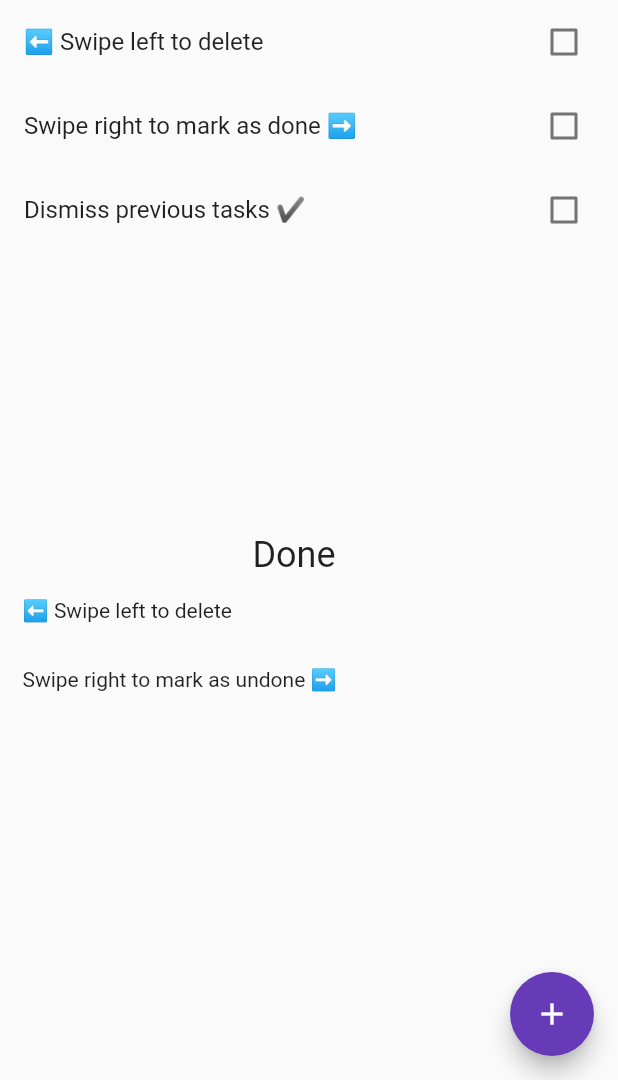
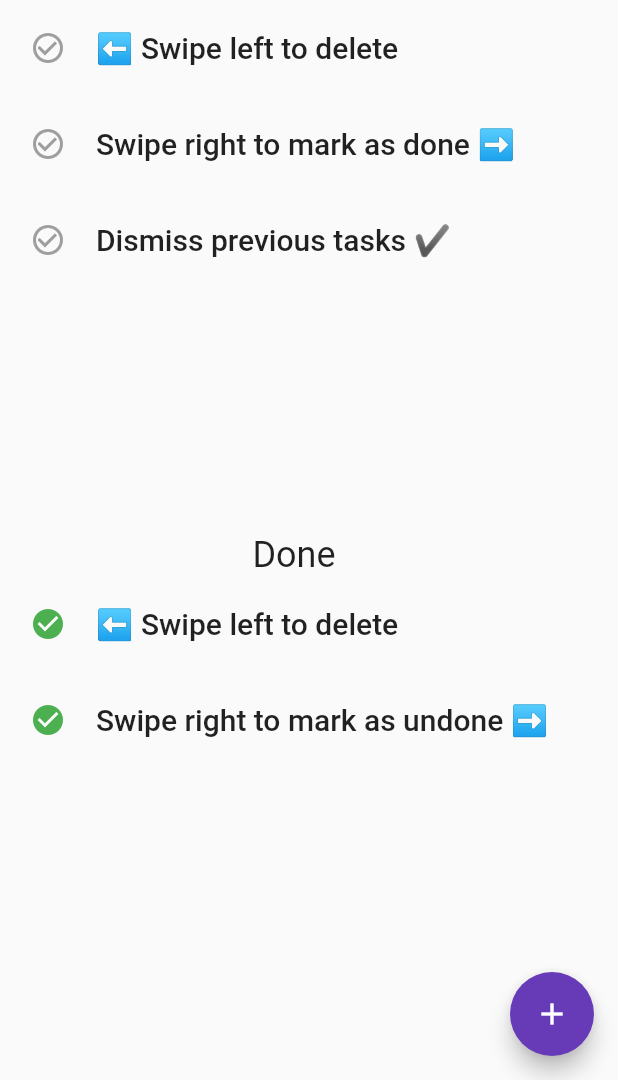
Before and after one commit to victorers1/todo-flutter, a Flutter app: the screen it shows after launch, on a phone screen of 412 x 824 dp, the part 156-1236 px from its top. Run offline on Flutter 3.47's test engine with Material 2 defaults, Android fonts, the phone set to English and light mode, and no system bars; our stand-ins replace shared_preferences.

Commit message:
refactor(widgets): implements new custom widget TodoItem and DoneItem

```diff
--- a/lib/main.dart
+++ b/lib/main.dart
@@ -2,6 +2,8 @@ import 'dart:convert';
 
 import 'package:flutter/material.dart';
 import 'package:shared_preferences/shared_preferences.dart';
+import 'package:todo/widgets/done.dart';
+import 'package:todo/widgets/todo.dart';
 import 'models/item.dart';
 
 void main() => runApp(MyApp());
@@ -145,7 +147,41 @@ class _HomePageState extends State<HomePage> {
   Widget build(BuildContext context) {
     return Scaffold(
       appBar: AppBar(
-        leading: Icon(Icons.menu),
+        leading: Builder(
+          builder: (context) => GestureDetector(
+            onTap: () {
+              Scaffold.of(context).showSnackBar(
+                SnackBar(
+                  content: Column(
+                    children: <Widget>[
+                      Container(
+                        padding: EdgeInsets.all(30),
+                        child: Icon(Icons.thumb_up),
+                      ),
+                      SizedBox(
+                        width: 20,
+                        height: 20,
+                        child: Container(
+                          color: Colors.purple,
+                        ),
+                      ),
+                      Expanded(
+                        child: Text(
+                          'Menu Open',
+                          style: TextStyle(
+                            fontSize: 20,
+                            fontWeight: FontWeight.bold,
+                          ),
+                        ),
+                      ),
+                    ],
+                  ),
+                ),
+              );
+            },
+            child: Icon(Icons.menu),
+          ),
+        ),
         title: TextFormField(
           controller: newTaskCtrl,
           keyboardType: TextInputType.text,
@@ -171,24 +207,36 @@ class _HomePageState extends State<HomePage> {
               style: Theme.of(context).textTheme.headline,
             ),
           ),
-          new Expanded(
+          Expanded(
             child: ListView.builder(
               itemCount: widget.todoItems.length,
               itemBuilder: (BuildContext ctx, int index) {
                 final item = widget.todoItems[index];
                 return Dismissible(
                   key: Key(item.title),
-                  child: CheckboxListTile(
-                    title: Text(item.title),
-                    value: item.done,
-                    onChanged: (value) {
+                  child: GestureDetector(
+                    onTap: () {
                       setState(() {
                         // item.done = value;
                         doTask(index);
-                        print(value);
                       });
                     },
+                    child: TodoItem(
+                      todoItem: item,
+                    ),
                   ),
+
+                  //     CheckboxListTile(
+                  //   title: Text(item.title),
+                  //   value: item.done,
+                  //   onChanged: (value) {
+                  //     setState(() {
+                  //       // item.done = value;
+                  //       doTask(index);
+                  //       print(value);
+                  //     });
+                  //   },
+                  // ),
                   background: Container(
                     padding: EdgeInsets.fromLTRB(15, 0, 15, 0),
                     color: Colors.green,
@@ -232,7 +280,7 @@ class _HomePageState extends State<HomePage> {
               style: Theme.of(context).textTheme.headline,
             ),
           ),
-          new Expanded(
+          Expanded(
             child: ListView.builder(
               itemCount: widget.doneItems.length,
               itemBuilder: (BuildContext ctx, int index) {
@@ -240,12 +288,8 @@ class _HomePageState extends State<HomePage> {
 
                 return Dismissible(
                   key: Key(item.title),
-                  child: Container(
-                    padding: EdgeInsets.all(15),
-                    child: Text(
-                      item.title,
-                      style: TextStyle(),
-                    ),
+                  child: DoneItem(
+                    doneItem: item,
                   ),
                   background: Container(
                     padding: EdgeInsets.fromLTRB(15, 0, 15, 0),
```
